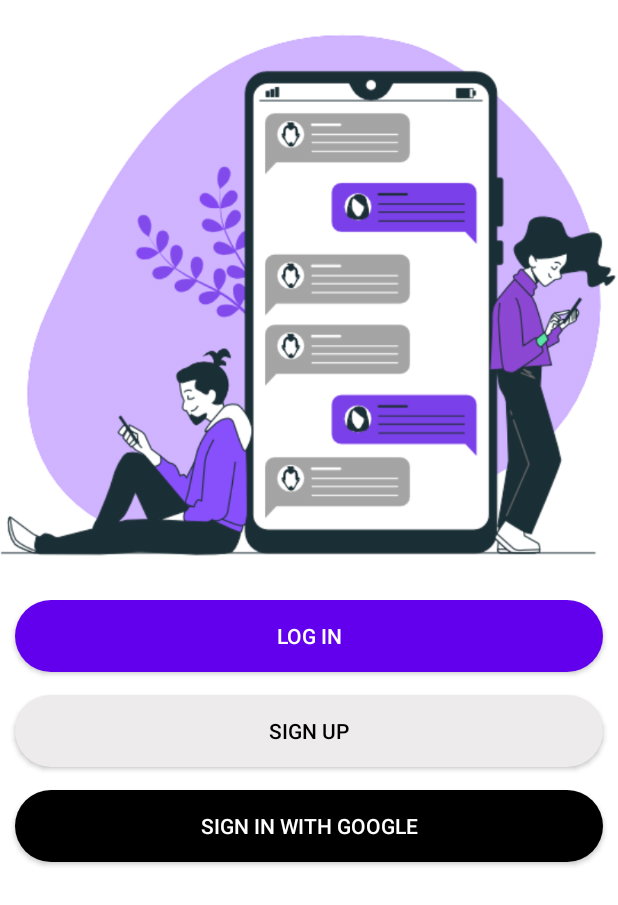
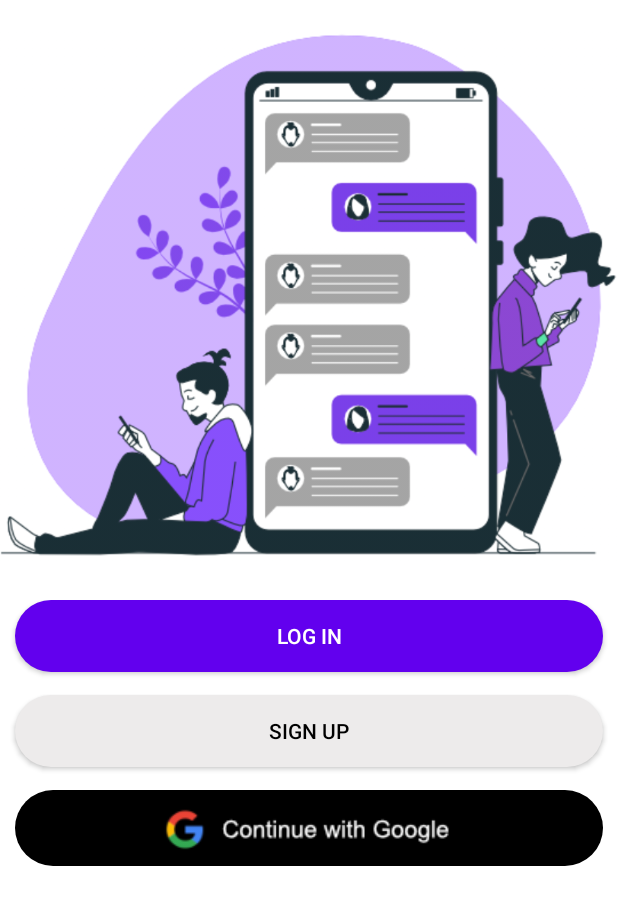
Before and after one commit to dimitarduino/chat-mobilni, an Android app: the screen it shows after launch (WelcomeActivity), on a phone screen of 412 x 824 dp. Shown: the top 905 px of the screen. Run offline under Robolectric (Android 15) with nearby library versions, the phone set to English and light mode, and no system bars; our stand-ins replace Firebase (no records; nobody signed in at launch, a user with empty details on screens opened directly).

Commit message:
Smenati default sliki, google sign in slika i chatInner dizajn prepravki mali

```diff
--- a/app/src/main/java/com/dimitarduino/chatmobilni/MessageChatActivity.kt
+++ b/app/src/main/java/com/dimitarduino/chatmobilni/MessageChatActivity.kt
@@ -410,7 +410,7 @@ class MessageChatActivity : AppCompatActivity() {
                                     {
                                         Toast.makeText(this@MessageChatActivity, "Failed, Nothing happen.", Toast.LENGTH_LONG).show()
                                     } else {
-                                        Toast.makeText(this@MessageChatActivity, "Prateno.", Toast.LENGTH_LONG).show()
+                                        Toast.makeText(this@MessageChatActivity, "Sent.", Toast.LENGTH_LONG).show()
 
                                     }
                                 }
--- a/app/src/main/java/com/dimitarduino/chatmobilni/WelcomeActivity.kt
+++ b/app/src/main/java/com/dimitarduino/chatmobilni/WelcomeActivity.kt
@@ -7,6 +7,7 @@ import androidx.appcompat.app.AppCompatActivity
 import android.os.Bundle
 import android.util.Log
 import android.widget.Button
+import android.widget.ImageButton
 import com.google.android.gms.auth.api.signin.GoogleSignIn
 import com.google.android.gms.auth.api.signin.GoogleSignInClient
 import com.google.android.gms.auth.api.signin.GoogleSignInOptions
@@ -24,7 +25,7 @@ class WelcomeActivity : AppCompatActivity() {
     var firebaseUser : FirebaseUser? = null
     private lateinit var registerWelcomeBtn : Button
     private lateinit var loginWelcomeBtn : Button
-    private lateinit var googleSignInBtn : Button
+    private lateinit var googleSignInBtn : ImageButton
 
     private lateinit var googleSignInClient : GoogleSignInClient
     private lateinit var mAuth: FirebaseAuth
@@ -43,7 +44,7 @@ class WelcomeActivity : AppCompatActivity() {
         //definiraj ui komponenti
         registerWelcomeBtn = findViewById<Button>(R.id.register_welcome_btn)
         loginWelcomeBtn = findViewById<Button>(R.id.login_welcome_btn)
-        googleSignInBtn = findViewById<Button>(R.id.googleSignIn)
+        googleSignInBtn = findViewById<ImageButton>(R.id.googleSignIn)
 
 
         // Configure Google Sign In
--- a/app/src/main/res/layout/activity_welcome.xml
+++ b/app/src/main/res/layout/activity_welcome.xml
@@ -47,7 +47,7 @@
             android:textColorHint="@color/black" />
 
 
-        <androidx.appcompat.widget.AppCompatButton
+        <ImageButton
             android:id="@+id/googleSignIn"
             android:layout_width="match_parent"
             android:layout_height="wrap_content"
@@ -56,8 +56,10 @@
             android:layout_marginTop="15dp"
             android:layout_marginRight="10dp"
             android:background="@drawable/google_button_bg"
+            android:gravity="center"
+            android:paddingVertical="5dp"
+            android:src="@drawable/google"
             android:text="Sign in with Google"
-            android:gravity="center"
             android:textColor="@color/white"
             android:textColorHint="@color/white" />
 
```
Also changed, not shown: app/src/main/res/layout/activity_message_chat.xml (+5 -6 lines), app/src/main/res/drawable/google.png.
